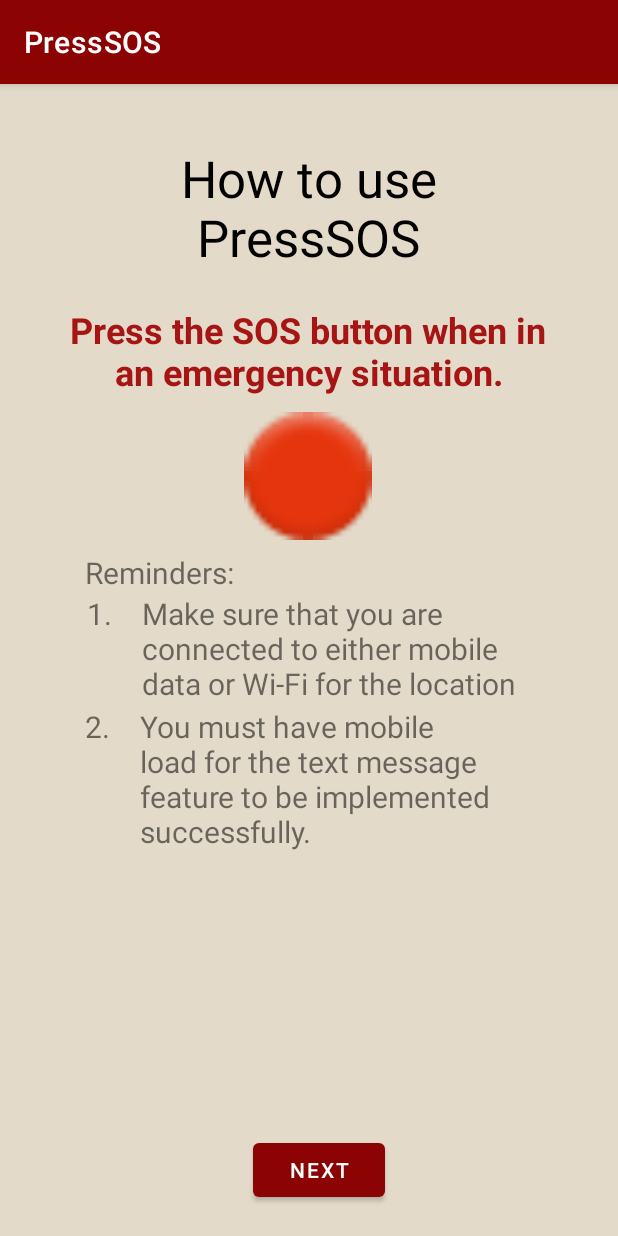
After one commit to annadese/S16-G24-PressSOS, an Android app: the fragment InfoFragment shown on its own in the app's theme, on a phone screen of 412 x 824 dp. The commit adds this screen. Run offline under Robolectric (Android 15) with nearby library versions, the phone set to English and light mode, and no system bars.

Commit message:
Changed file names

```diff
--- /dev/null
+++ b/app/src/main/java/com/mobdeve/s16/desembrana/annapatricia/PressSOS/HomeFragment.java
@@ -0,0 +1,4 @@
+package com.mobdeve.s16.desembrana.annapatricia.PressSOS;
+
+public class HomeFragment {
+}
--- /dev/null
+++ b/app/src/main/java/com/mobdeve/s16/desembrana/annapatricia/PressSOS/InfoFragment.java
@@ -0,0 +1,14 @@
+package com.mobdeve.s16.desembrana.annapatricia.PressSOS;
+
+import android.os.Bundle;
+import android.view.LayoutInflater;
+import android.view.View;
+import android.view.ViewGroup;
+
+import androidx.fragment.app.Fragment;
+
+public class InfoFragment extends Fragment {
+    public View onCreateView(LayoutInflater inflater, ViewGroup container, Bundle savedInstanceState) {
+        return inflater.inflate(R.layout.fragment_how_to_one, container, false);
+    }
+}
--- a/app/src/main/java/com/mobdeve/s16/desembrana/annapatricia/PressSOS/MainActivity.java
+++ b/app/src/main/java/com/mobdeve/s16/desembrana/annapatricia/PressSOS/MainActivity.java
@@ -8,7 +8,7 @@ public class MainActivity extends AppCompatActivity {
     @Override
     protected void onCreate(Bundle savedInstanceState) {
         super.onCreate(savedInstanceState);
-        setContentView(R.layout.activity_main);
+        setContentView(R.layout.activity_home);
 
     }
 }
--- a/app/src/main/java/com/mobdeve/s16/desembrana/annapatricia/PressSOS/MainSettings.java
+++ b/app/src/main/java/com/mobdeve/s16/desembrana/annapatricia/PressSOS/MainSettings.java
@@ -9,6 +9,6 @@ public class MainSettings extends AppCompatActivity {
     @Override
     protected void onCreate(Bundle savedInstanceState) {
         super.onCreate(savedInstanceState);
-        setContentView(R.layout.activity_main_settings);
+        setContentView(R.layout.fragment_main_settings);
     }
 }
--- a/app/src/main/res/layout/how_to_one.xml
+++ b/app/src/main/res/layout/fragment_how_to_one.xml
@@ -13,6 +13,7 @@
         android:layout_marginTop="40dp"
         android:text="@string/how_to_use_presssos"
         android:textAlignment="center"
+        android:textColor="@color/black"
         android:textSize="34sp"
         app:layout_constraintEnd_toEndOf="parent"
         app:layout_constraintHorizontal_bias="0.497"
--- a/app/src/main/res/layout/how_to_three.xml
+++ b/app/src/main/res/layout/how_to_three.xml
@@ -13,6 +13,7 @@
         android:layout_marginTop="40dp"
         android:text="@string/how_to_use_presssos"
         android:textAlignment="center"
+        android:textColor="@color/black"
         android:textSize="34sp"
         app:layout_constraintEnd_toEndOf="parent"
         app:layout_constraintHorizontal_bias="0.497"
--- a/app/src/main/res/layout/how_to_two.xml
+++ b/app/src/main/res/layout/how_to_two.xml
@@ -13,6 +13,7 @@
         android:layout_marginTop="40dp"
         android:text="@string/how_to_use_presssos"
         android:textAlignment="center"
+        android:textColor="@color/black"
         android:textSize="34sp"
         app:layout_constraintEnd_toEndOf="parent"
         app:layout_constraintHorizontal_bias="0.497"
```
Also changed, not shown: app/src/main/java/com/mobdeve/s16/desembrana/annapatricia/PressSOS/EmergencyContactsFragment.java (added, +14 -0 lines), app/src/main/java/com/mobdeve/s16/desembrana/annapatricia/PressSOS/LocationHistoryFragment.java (added, +14 -0 lines), app/src/main/res/layout/activity_emergency_contacts_add.xml (renamed from app/src/main/res/layout/emergency_contacts_add.xml), app/src/main/res/layout/activity_emergency_contacts_edit.xml (renamed from app/src/main/res/layout/emergency_contacts_edit.xml), app/src/main/res/layout/activity_enter_pin.xml (renamed from app/src/main/res/layout/enter_pin.xml), app/src/main/res/layout/activity_home.xml (renamed from app/src/main/res/layout/activity_main.xml), app/src/main/res/layout/fragment_emergency_contacts_main.xml (renamed from app/src/main/res/layout/emergency_contacts_main.xml), app/src/main/res/layout/fragment_location_history.xml (renamed from app/src/main/res/layout/location_history.xml), app/src/main/res/layout/fragment_main_settings.xml (renamed from app/src/main/res/layout/activity_main_settings.xml).
